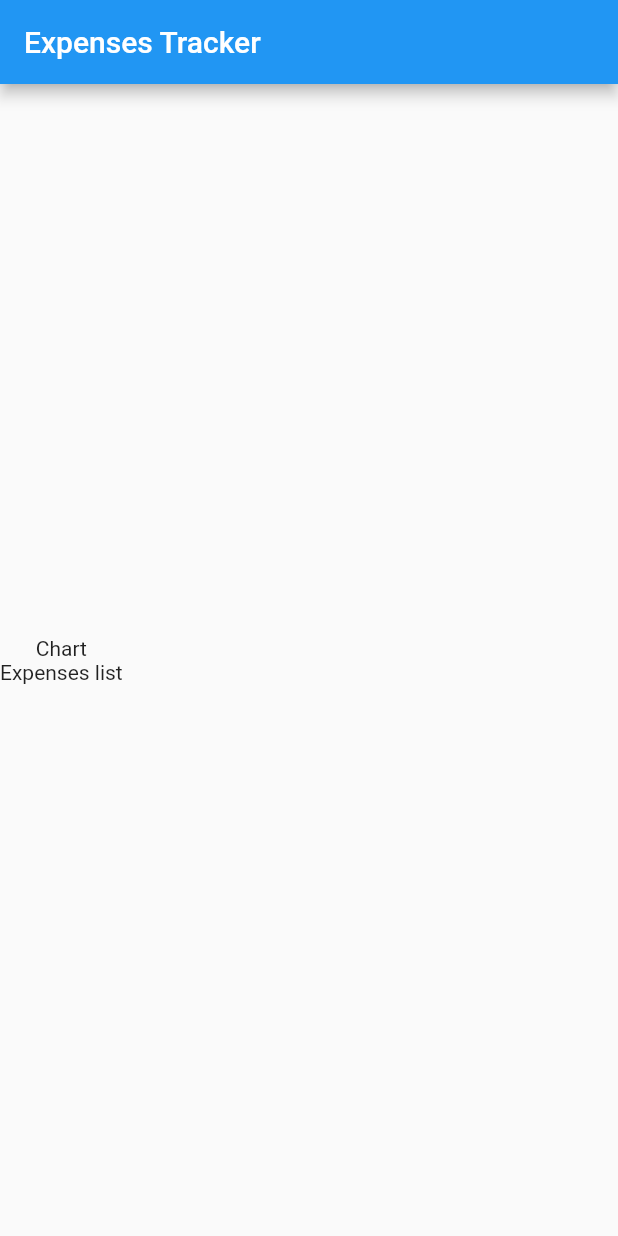
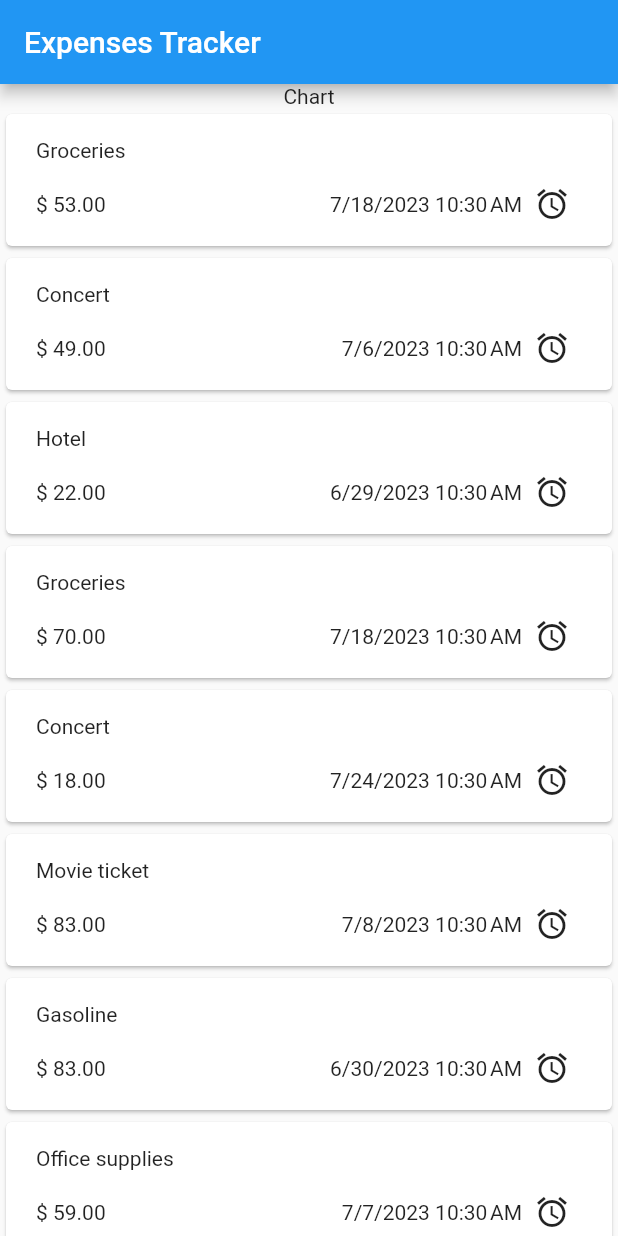
Before and after one commit to DevEverton/flutter-learning, a Flutter app: the screen it shows after launch, on a phone screen of 412 x 824 dp. Run offline on Flutter 3.47's test engine with Material 2 defaults, Android fonts, the phone set to English and light mode, and no system bars; our stand-ins replace google_fonts.

Commit message:
Created basic layout for the expense item

```diff
--- /dev/null
+++ b/expense_tracker/lib/Mocks/expenses_mock.dart
@@ -0,0 +1,49 @@
+import 'dart:math';
+import '../models/expense.dart';
+
+class ExpensesMock {
+  static List<Expense> generateMockExpensesList() {
+    final List<Expense> mockExpenses = [];
+
+    final List<String> titles = [
+      'Groceries',
+      'Restaurant',
+      'Flight ticket',
+      'Hotel',
+      'Movie ticket',
+      'Office supplies',
+      'Gasoline',
+      'Books',
+      'Concert',
+      'Taxi'
+    ];
+
+    final List<Category> categories = [
+      Category.food,
+      Category.travel,
+      Category.leisure,
+      Category.work
+    ];
+
+    final random = Random();
+
+    for (int i = 0; i < 10; i++) {
+      final String title = titles[random.nextInt(titles.length)];
+      final double amount = (random.nextDouble() * 100 + 1).roundToDouble();
+      final DateTime date =
+          DateTime.now().subtract(Duration(days: random.nextInt(30)));
+      final Category category = categories[random.nextInt(categories.length)];
+
+      final Expense expense = Expense(
+        title: title,
+        amount: amount,
+        date: date,
+        category: category,
+      );
+
+      mockExpenses.add(expense);
+    }
+
+    return mockExpenses;
+  }
+}
--- /dev/null
+++ b/expense_tracker/lib/Views/Components/expense_item.dart
@@ -0,0 +1,34 @@
+import 'package:expense_tracker/models/expense.dart';
+import 'package:flutter/material.dart';
+import 'package:intl/intl.dart';
+
+class ExpenseItem extends StatelessWidget {
+  const ExpenseItem({super.key, required this.expense});
+
+  final Expense expense;
+
+  @override
+  Widget build(context) {
+    return Card(
+      child: Padding(
+        padding: const EdgeInsets.symmetric(horizontal: 20, vertical: 16),
+        child: Column(crossAxisAlignment: CrossAxisAlignment.start, children: [
+          Text(expense.title),
+          const SizedBox(
+            height: 16,
+          ),
+          Row(children: [
+            Text("\$ ${expense.amount.toStringAsFixed(2)}"),
+            const Spacer(),
+            Row(children: [
+              Text(DateFormat.yMd().add_jm().format(expense.date).toString()),
+              const Padding(
+                  padding: EdgeInsets.symmetric(horizontal: 8),
+                  child: Icon(Icons.alarm)),
+            ])
+          ])
+        ]),
+      ),
+    );
+  }
+}
--- /dev/null
+++ b/expense_tracker/lib/Views/Components/expenses_list.dart
@@ -0,0 +1,16 @@
+import 'package:expense_tracker/Views/Components/expense_item.dart';
+import 'package:flutter/material.dart';
+import '../../models/expense.dart';
+
+class ExpensesList extends StatelessWidget {
+  const ExpensesList({super.key, required this.expenses});
+
+  final List<Expense> expenses;
+
+  @override
+  Widget build(context) {
+    return ListView.builder(
+        itemCount: expenses.length,
+        itemBuilder: (ctx, index) => ExpenseItem(expense: expenses[index]));
+  }
+}
--- /dev/null
+++ b/expense_tracker/lib/Views/expenses.dart
@@ -0,0 +1,26 @@
+import 'package:expense_tracker/Views/Components/expenses_list.dart';
+import 'package:expense_tracker/Mocks/expenses_mock.dart';
+import 'package:flutter/material.dart';
+import '../models/expense.dart';
+
+class Expenses extends StatefulWidget {
+  const Expenses({super.key});
+
+  @override
+  State<Expenses> createState() => _ExpensesState();
+}
+
+class _ExpensesState extends State<Expenses> {
+  final List<Expense> _expenses = ExpensesMock.generateMockExpensesList();
+
+  @override
+  Widget build(context) {
+    return Scaffold(
+      appBar: AppBar(title: Text("Expenses Tracker")),
+      body: Column(mainAxisAlignment: MainAxisAlignment.center, children: [
+        const Text("Chart"),
+        Expanded(child: ExpensesList(expenses: _expenses)),
+      ]),
+    );
+  }
+}
--- a/expense_tracker/lib/expenses.dart
+++ /dev/null
@@ -1,28 +0,0 @@
-import 'package:flutter/material.dart';
-
-class Expenses extends StatefulWidget {
-  const Expenses({super.key});
-
-  @override
-  State<Expenses> createState() => _ExpensesState();
-}
-
-class _ExpensesState extends State<Expenses> {
-  @override
-  Widget build(context) {
-    return Scaffold(
-        appBar: AppBar(title: const Text("Expenses Tracker")),
-        body: const Column(
-            mainAxisAlignment: MainAxisAlignment.center,
-            children: [
-              Text(
-                "Chart",
-                textAlign: TextAlign.center,
-              ),
-              Text(
-                "Expenses list",
-                textAlign: TextAlign.center,
-              ),
-            ]));
-  }
-}
--- a/expense_tracker/lib/main.dart
+++ b/expense_tracker/lib/main.dart
@@ -1,6 +1,6 @@
 import 'package:flutter/material.dart';
 
-import 'expenses.dart';
+import 'Views/expenses.dart';
 
 void main() {
   runApp(const MyApp());
--- a/expense_tracker/pubspec.yaml
+++ b/expense_tracker/pubspec.yaml
@@ -36,6 +36,7 @@ dependencies:
   # Use with the CupertinoIcons class for iOS style icons.
   cupertino_icons: ^1.0.2
   uuid: ^3.0.7
+  intl: ^0.18.1
 
 dev_dependencies:
   flutter_test:
```
Also changed, not shown: expense_tracker/pubspec.lock.
